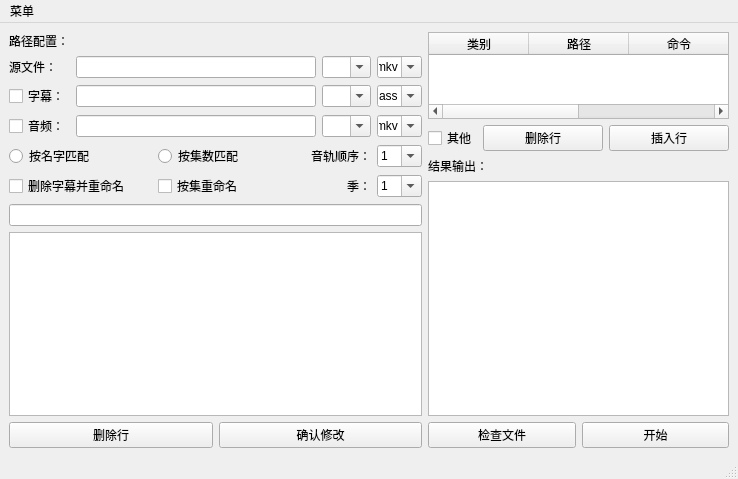
Above: MainWindow.ui from shikeyu1993/mkvmix before the change. Below: the same form after it.
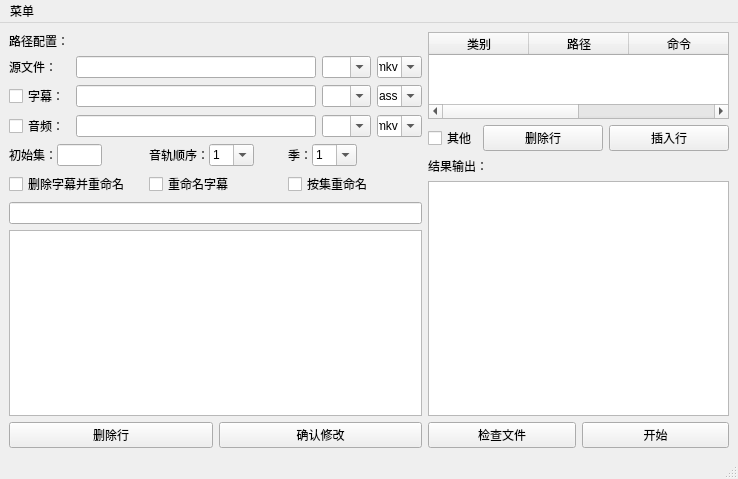
That is the form after the change.

Commit message: add rename sub mode

The edit to the form file:
```diff
--- a/MainWindow.ui
+++ b/MainWindow.ui
@@ -243,10 +243,147 @@
       </item>
       <item>
        <layout class="QGridLayout" name="gridLayout_3">
-        <item row="0" column="2">
+        <property name="horizontalSpacing">
+         <number>6</number>
+        </property>
+        <item row="1" column="1">
+         <widget class="QCheckBox" name="renameSubCheckBox">
+          <property name="sizePolicy">
+           <sizepolicy hsizetype="Preferred" vsizetype="Fixed">
+            <horstretch>0</horstretch>
+            <verstretch>0</verstretch>
+           </sizepolicy>
+          </property>
+          <property name="minimumSize">
+           <size>
+            <width>0</width>
+            <height>0</height>
+           </size>
+          </property>
+          <property name="text">
+           <string>重命名字幕</string>
+          </property>
+         </widget>
+        </item>
+        <item row="0" column="0">
+         <layout class="QHBoxLayout" name="horizontalLayout_7">
+          <property name="spacing">
+           <number>0</number>
+          </property>
+          <property name="leftMargin">
+           <number>0</number>
+          </property>
+          <property name="rightMargin">
+           <number>0</number>
+          </property>
+          <item>
+           <widget class="QLabel" name="label_6">
+            <property name="sizePolicy">
+             <sizepolicy hsizetype="Fixed" vsizetype="Preferred">
+              <horstretch>0</horstretch>
+              <verstretch>0</verstretch>
+             </sizepolicy>
+            </property>
+            <property name="maximumSize">
+             <size>
+              <width>16777215</width>
+              <height>16777215</height>
+             </size>
+            </property>
+            <property name="layoutDirection">
+             <enum>Qt::LeftToRight</enum>
+            </property>
+            <property name="text">
+             <string>初始集：</string>
+            </property>
+            <property name="alignment">
+             <set>Qt::AlignLeading|Qt::AlignLeft|Qt::AlignVCenter</set>
+            </property>
+           </widget>
+          </item>
+          <item>
+           <widget class="QLineEdit" name="initepisodeEdit">
+            <property name="sizePolicy">
+             <sizepolicy hsizetype="Fixed" vsizetype="Fixed">
+              <horstretch>0</horstretch>
+              <verstretch>0</verstretch>
+             </sizepolicy>
+            </property>
+            <property name="minimumSize">
+             <size>
+              <width>45</width>
+              <height>0</height>
+             </size>
+            </property>
+            <property name="maximumSize">
+             <size>
+              <width>45</width>
+              <height>16777215</height>
+             </size>
+            </property>
+            <property name="statusTip">
+             <string/>
+            </property>
+            <property name="accessibleName">
+             <string/>
+            </property>
+            <property name="layoutDirection">
+             <enum>Qt::RightToLeft</enum>
+            </property>
+            <property name="text">
+             <string/>
+            </property>
+            <property name="alignment">
+             <set>Qt::AlignCenter</set>
+            </property>
+           </widget>
+          </item>
+          <item>
+           <widget class="QLabel" name="label_7">
+            <property name="text">
+             <string> </string>
+            </property>
+           </widget>
+          </item>
+         </layout>
+        </item>
+        <item row="1" column="0">
+         <widget class="QCheckBox" name="delCheckBox">
+          <property name="sizePolicy">
+           <sizepolicy hsizetype="Preferred" vsizetype="Fixed">
+            <horstretch>0</horstretch>
+            <verstretch>0</verstretch>
+           </sizepolicy>
+          </property>
+          <property name="minimumSize">
+           <size>
+            <width>0</width>
+            <height>0</height>
+           </size>
+          </property>
+          <property name="maximumSize">
+           <size>
+            <width>16777215</width>
+            <height>16777215</height>
+           </size>
+          </property>
+          <property name="text">
+           <string>删除字幕并重命名</string>
+          </property>
+         </widget>
+        </item>
+        <item row="0" column="1">
+         <layout class="QHBoxLayout" name="horizontalLayout_6">
+          <property name="spacing">
+           <number>0</number>
+          </property>
+          <property name="rightMargin">
+           <number>0</number>
+          </property>
+          <item>
          <widget class="QLabel" name="label_5">
           <property name="sizePolicy">
-           <sizepolicy hsizetype="Preferred" vsizetype="Fixed">
+             <sizepolicy hsizetype="Fixed" vsizetype="Fixed">
             <horstretch>0</horstretch>
             <verstretch>0</verstretch>
            </sizepolicy>
@@ -267,36 +404,18 @@
            <string>音轨顺序：</string>
           </property>
           <property name="alignment">
-           <set>Qt::AlignRight|Qt::AlignTrailing|Qt::AlignVCenter</set>
+             <set>Qt::AlignLeading|Qt::AlignLeft|Qt::AlignVCenter</set>
           </property>
          </widget>
         </item>
-        <item row="0" column="0">
-         <widget class="QRadioButton" name="nameButton">
-          <property name="sizePolicy">
-           <sizepolicy hsizetype="Preferred" vsizetype="Fixed">
-            <horstretch>0</horstretch>
-            <verstretch>0</verstretch>
-           </sizepolicy>
-          </property>
-          <property name="minimumSize">
-           <size>
-            <width>0</width>
-            <height>0</height>
-           </size>
-          </property>
-          <property name="font">
-           <font>
-            <pointsize>9</pointsize>
-           </font>
-          </property>
-          <property name="text">
-           <string>按名字匹配</string>
-          </property>
-         </widget>
-        </item>
-        <item row="0" column="3">
+          <item>
          <widget class="QComboBox" name="audioorderBox">
+            <property name="sizePolicy">
+             <sizepolicy hsizetype="Fixed" vsizetype="Fixed">
+              <horstretch>0</horstretch>
+              <verstretch>0</verstretch>
+             </sizepolicy>
+            </property>
           <property name="minimumSize">
            <size>
             <width>45</width>
@@ -329,52 +448,17 @@
           </item>
          </widget>
         </item>
-        <item row="0" column="1">
-         <widget class="QRadioButton" name="episodeButton">
-          <property name="sizePolicy">
-           <sizepolicy hsizetype="Preferred" vsizetype="Fixed">
-            <horstretch>0</horstretch>
-            <verstretch>0</verstretch>
-           </sizepolicy>
-          </property>
-          <property name="minimumSize">
-           <size>
-            <width>0</width>
-            <height>0</height>
-           </size>
-          </property>
+          <item>
+           <widget class="QLabel" name="label_8">
           <property name="text">
-           <string>按集数匹配</string>
+             <string> </string>
           </property>
          </widget>
         </item>
-        <item row="1" column="0">
-         <widget class="QCheckBox" name="delCheckBox">
-          <property name="sizePolicy">
-           <sizepolicy hsizetype="Preferred" vsizetype="Fixed">
-            <horstretch>0</horstretch>
-            <verstretch>0</verstretch>
-           </sizepolicy>
-          </property>
-          <property name="minimumSize">
-           <size>
-            <width>0</width>
-            <height>0</height>
-           </size>
-          </property>
-          <property name="maximumSize">
-           <size>
-            <width>16777215</width>
-            <height>16777215</height>
-           </size>
-          </property>
-          <property name="text">
-           <string>删除字幕并重命名</string>
-          </property>
-         </widget>
+         </layout>
         </item>
-        <item row="1" column="1">
-         <widget class="QCheckBox" name="renameCheckBox">
+        <item row="1" column="2">
+         <widget class="QCheckBox" name="renameEpisodeCheckBox">
           <property name="sizePolicy">
            <sizepolicy hsizetype="Preferred" vsizetype="Fixed">
             <horstretch>0</horstretch>
@@ -392,10 +476,21 @@
           </property>
          </widget>
         </item>
-        <item row="1" column="2">
+        <item row="0" column="2">
+         <layout class="QHBoxLayout" name="horizontalLayout_5">
+          <property name="spacing">
+           <number>0</number>
+          </property>
+          <property name="rightMargin">
+           <number>0</number>
+          </property>
+          <property name="bottomMargin">
+           <number>0</number>
+          </property>
+          <item>
          <widget class="QLabel" name="label_4">
           <property name="sizePolicy">
-           <sizepolicy hsizetype="Preferred" vsizetype="Fixed">
+             <sizepolicy hsizetype="Fixed" vsizetype="Fixed">
             <horstretch>0</horstretch>
             <verstretch>0</verstretch>
            </sizepolicy>
@@ -408,19 +503,22 @@
           </property>
           <property name="maximumSize">
            <size>
-            <width>65</width>
+              <width>16777215</width>
             <height>16777215</height>
            </size>
           </property>
+            <property name="layoutDirection">
+             <enum>Qt::LeftToRight</enum>
+            </property>
           <property name="text">
            <string>季：</string>
           </property>
           <property name="alignment">
-           <set>Qt::AlignRight|Qt::AlignTrailing|Qt::AlignVCenter</set>
+             <set>Qt::AlignLeading|Qt::AlignLeft|Qt::AlignVCenter</set>
           </property>
          </widget>
         </item>
-        <item row="1" column="3">
+          <item>
          <widget class="QComboBox" name="seasonBox">
           <property name="sizePolicy">
            <sizepolicy hsizetype="Preferred" vsizetype="Fixed">
@@ -500,6 +598,15 @@
            </property>
           </item>
          </widget>
+          </item>
+          <item>
+           <widget class="QLabel" name="label_9">
+            <property name="text">
+             <string/>
+            </property>
+           </widget>
+          </item>
+         </layout>
         </item>
        </layout>
       </item>
```
Left out of the diff: 2 changed lines with no effect on the pictures. Lines whose indentation alone changed are shown as unchanged. The commit also changes 2 other files.
